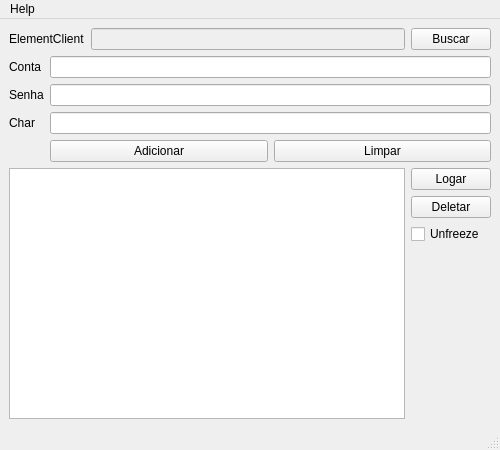
Qt form src/mainwindow.ui (rpimpao/pw-auto-login) before a commit.
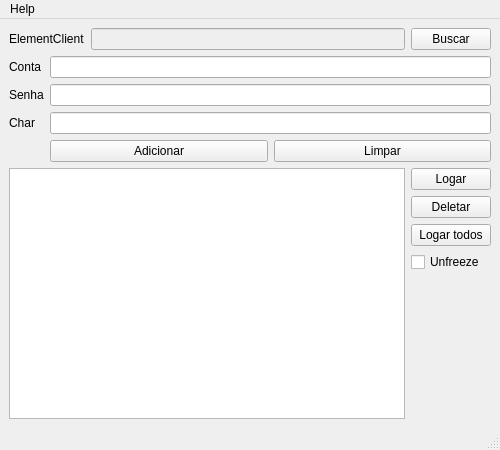
The same form after that commit.

Commit message: Add button to log all chars.

```diff
--- a/src/mainwindow.ui
+++ b/src/mainwindow.ui
@@ -148,6 +148,13 @@
           </property>
          </widget>
         </item>
+        <item>
+         <widget class="QPushButton" name="logAllCharsButton">
+          <property name="text">
+           <string>Logar todos</string>
+          </property>
+         </widget>
+        </item>
         <item>
          <widget class="QCheckBox" name="unfreezeCheckbox">
           <property name="toolTip">
```
The commit also changes 2 other files.
